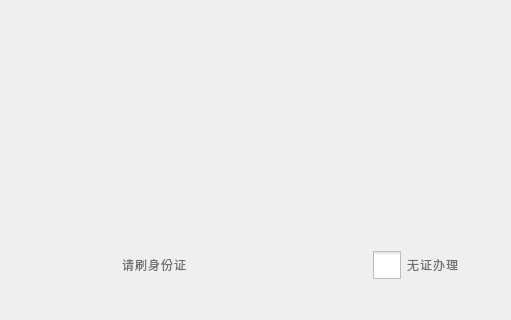
Above: SSCard_System/uc_readidcard.ui from leithergit/SSCard_System before the change; both pictures show x 608 to 1119 and y 282 to 602 of the 1119 by 602 pixel window. Below: the same form after it.
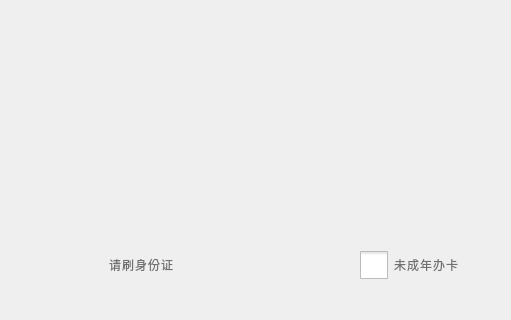
That is the form after the change.

Commit message: 1.新办卡增加未成年人代办卡； 2.修改密码环节，成功后返回主界面

Patch:
```diff
--- a/SSCard_System/uc_readidcard.ui
+++ b/SSCard_System/uc_readidcard.ui
@@ -163,7 +163,7 @@
 }</string>
          </property>
          <property name="text">
-          <string>无证办理</string>
+          <string>未成年办卡</string>
          </property>
         </widget>
        </item>
```
The commit also changes 11 other files.
